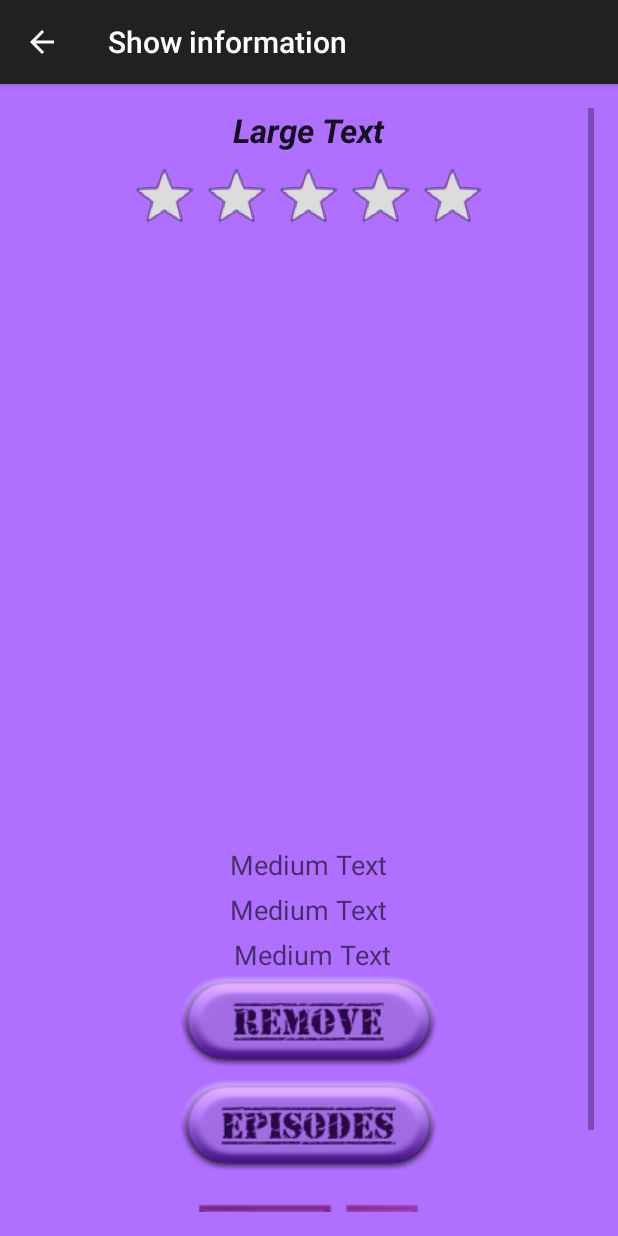
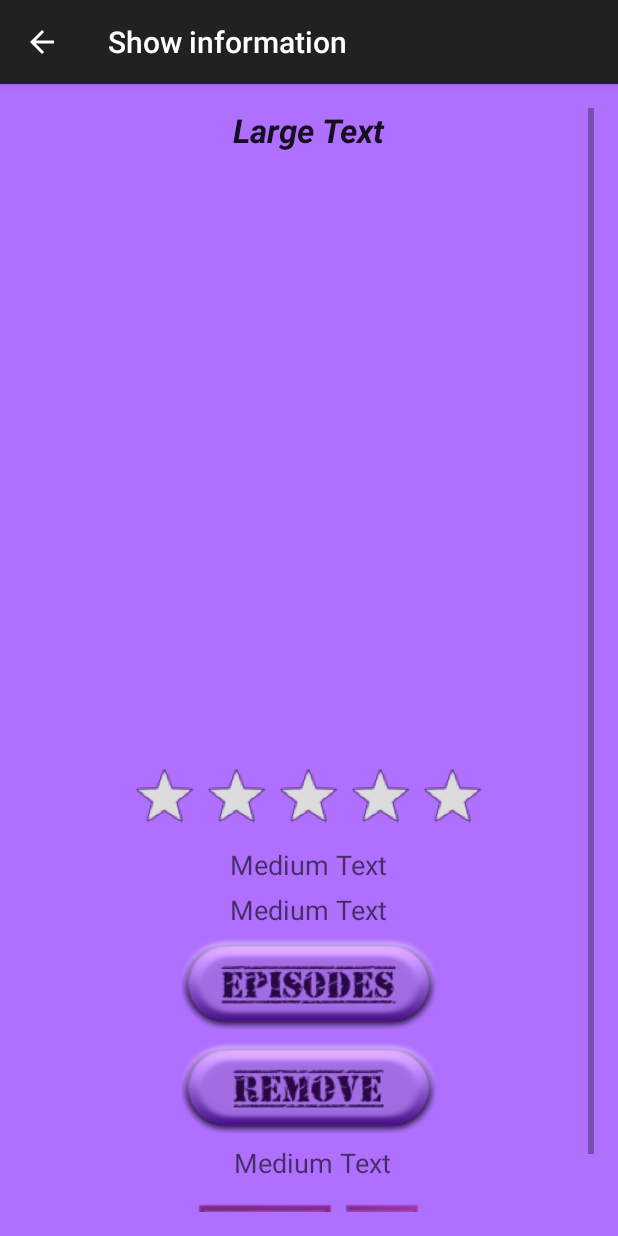
Before and after one commit to SS27/TvSeriesMM, an Android app: the ShowInfoActivity screen opened directly, with no data from a screen before it, on a phone screen of 412 x 824 dp. Run offline under Robolectric (Android 15) with nearby library versions, the phone set to English and light mode, and no system bars; our stand-ins replace Picasso; pictures from the network do not load; 7 statements that could not run were skipped.

Commit message:
Updating show info layouts.

```diff
--- a/app/src/main/res/layout-land/activity_show_info.xml
+++ b/app/src/main/res/layout-land/activity_show_info.xml
@@ -1,31 +1,24 @@
-<LinearLayout xmlns:android="http://schemas.android.com/apk/res/android"
+<ScrollView xmlns:android="http://schemas.android.com/apk/res/android"
     xmlns:tools="http://schemas.android.com/tools"
+    android:id="@+id/scrollView"
     android:layout_width="match_parent"
     android:layout_height="match_parent"
+    android:background="#B070FF"
+    android:paddingBottom="@dimen/activity_vertical_margin"
     android:paddingLeft="@dimen/activity_horizontal_margin"
     android:paddingRight="@dimen/activity_horizontal_margin"
     android:paddingTop="@dimen/activity_vertical_margin"
-    android:paddingBottom="@dimen/activity_vertical_margin"
-    android:orientation="vertical"
-    android:background="#B070FF"
     tools:context="com.spstanchev.tvseries.activities.ShowInfoActivity">
-
-
-    <ScrollView
-        android:layout_width="match_parent"
-        android:layout_height="match_parent"
-        android:id="@+id/scrollView"
-        android:layout_gravity="center_horizontal">
 
     <LinearLayout
         android:layout_width="match_parent"
-            android:orientation="vertical"
-            android:layout_height="match_parent">
+        android:layout_height="wrap_content"
+        android:orientation="vertical">
 
         <LinearLayout
             android:layout_width="wrap_content"
-                android:orientation="horizontal"
-                android:layout_height="wrap_content">
+            android:layout_height="wrap_content"
+            android:orientation="horizontal">
 
             <LinearLayout
                 android:layout_width="wrap_content"
@@ -33,37 +26,63 @@
                 android:orientation="vertical">
 
                 <ImageView
-                        android:layout_gravity="center_horizontal"
+                    android:id="@+id/imageViewLarge"
                     android:layout_width="150dp"
                     android:layout_height="220dp"
-                        android:id="@+id/imageViewLarge"
+                    android:layout_gravity="center_horizontal"
                     android:background="@drawable/tv_series" />
 
                 <RatingBar
+                    android:id="@+id/showInfoRating"
                     android:layout_width="wrap_content"
                     android:layout_height="wrap_content"
-                        android:id="@+id/showInfoRating"
-                        android:stepSize="0.5"
+                    android:layout_gravity="center_horizontal"
+                    android:isIndicator="true"
                     android:numStars="5"
-                        android:layout_gravity="center_horizontal"
                     android:progressDrawable="@xml/ratingbar_yellow"
-                        android:isIndicator="true" />
+                    android:stepSize="0.5" />
 
                 <TextView
+                    android:id="@+id/showInfoPremiered"
                     android:layout_width="wrap_content"
                     android:layout_height="wrap_content"
-                        android:textAppearance="?android:attr/textAppearanceMedium"
+                    android:layout_gravity="center_horizontal"
                     android:text="Medium Text"
-                        android:layout_gravity="center_horizontal"
-                        android:id="@+id/showInfoPremiered" />
+                    android:textAppearance="?android:attr/textAppearanceMedium" />
 
                 <TextView
+                    android:id="@+id/showInfoStatus"
                     android:layout_width="wrap_content"
                     android:layout_height="wrap_content"
+                    android:layout_gravity="center_horizontal"
+                    android:text="Medium Text"
                     android:textAppearance="?android:attr/textAppearanceMedium"
-                        android:text="Medium Text"
+                    android:layout_marginBottom="@dimen/margin_bottom_5dp"/>
+
+                <ImageButton
+                    android:id="@+id/imageButtonEpisodes"
+                    android:layout_width="wrap_content"
+                    android:layout_height="wrap_content"
                     android:layout_gravity="center_horizontal"
-                        android:id="@+id/showInfoStatus" />
+                    android:background="@drawable/custom_btn_episodes"
+                    android:layout_marginBottom="@dimen/margin_bottom_5dp"/>
+
+                <ImageButton
+                    android:id="@+id/imageButtonRemove"
+                    android:layout_width="wrap_content"
+                    android:layout_height="wrap_content"
+                    android:layout_gravity="center_horizontal"
+                    android:layout_weight="3"
+                    android:background="@drawable/custom_btn_remove_show_purple"
+                    android:layout_marginBottom="@dimen/margin_bottom_5dp"/>
+
+                <ImageButton
+                    android:id="@+id/imageButtonTvMaze"
+                    android:layout_width="wrap_content"
+                    android:layout_height="wrap_content"
+                    android:layout_gravity="center_horizontal"
+                    android:layout_weight="2"
+                    android:background="@drawable/custom_btn_tv_maze_purple" />
             </LinearLayout>
 
             <LinearLayout
@@ -73,66 +92,27 @@
 
 
                 <TextView
-                        android:layout_gravity="center_horizontal"
+                    android:id="@+id/showInfoName"
                     android:layout_width="wrap_content"
                     android:layout_height="wrap_content"
+                    android:layout_gravity="center_horizontal"
+                    android:text="Large Text"
                     android:textAppearance="?android:attr/textAppearanceLarge"
-                        android:text="Large Text"
-                        android:textStyle="bold"
-                        android:id="@+id/showInfoName" />
-
-
-                    <ScrollView
-                        android:layout_width="wrap_content"
-                        android:layout_height="280dp"
-                        android:paddingLeft="5dp"
-                        android:paddingRight="20dp">
+                    android:textStyle="bold" />
 
                 <TextView
+                    android:id="@+id/showInfoSummary"
                     android:layout_width="wrap_content"
                     android:layout_height="wrap_content"
-                            android:paddingLeft="5dp"
-                            android:textAppearance="?android:attr/textAppearanceMedium"
-                            android:paddingRight="5dp"
+                    android:layout_gravity="center_horizontal"
+                    android:paddingLeft="10dp"
+                    android:paddingRight="25dp"
                     android:text="Medium Text"
-                            android:layout_gravity="center_horizontal"
-                            android:id="@+id/showInfoSummary" />
-                    </ScrollView>
+                    android:textAppearance="?android:attr/textAppearanceMedium" />
+
             </LinearLayout>
         </LinearLayout>
 
-            <LinearLayout
-                android:layout_width="match_parent"
-                android:orientation="horizontal"
-                android:layout_height="wrap_content">
-
-
-                <ImageButton
-                    android:background="@drawable/custom_btn_tv_maze_purple"
-                    android:layout_width="wrap_content"
-                    android:layout_height="wrap_content"
-                    android:layout_gravity="left"
-                    android:layout_weight="2"
-                    android:id="@+id/imageButtonTvMaze"
-                    android:paddingRight="25dp" />
-
-                <ImageButton
-                    android:id="@+id/imageButtonEpisodes"
-                    android:layout_width="wrap_content"
-                    android:layout_height="wrap_content"
-                    android:layout_gravity="center_horizontal"
-                    android:background="@drawable/custom_btn_episodes" />
-
-                <ImageButton
-                    android:background="@drawable/custom_btn_remove_show_purple"
-                    android:layout_width="wrap_content"
-                    android:layout_height="wrap_content"
-                    android:id="@+id/imageButtonRemove"
-                    android:layout_weight="3"
-                    android:layout_gravity="right" />
     </LinearLayout>
 
-        </LinearLayout>
 </ScrollView>
-
-</LinearLayout>
--- a/app/src/main/res/layout/activity_show_info.xml
+++ b/app/src/main/res/layout/activity_show_info.xml
@@ -1,25 +1,18 @@
-<LinearLayout xmlns:android="http://schemas.android.com/apk/res/android"
+<ScrollView xmlns:android="http://schemas.android.com/apk/res/android"
     xmlns:tools="http://schemas.android.com/tools"
+    android:id="@+id/scrollView"
     android:layout_width="match_parent"
     android:layout_height="match_parent"
     android:background="#B070FF"
-    android:orientation="vertical"
     android:paddingBottom="@dimen/activity_vertical_margin"
     android:paddingLeft="@dimen/activity_horizontal_margin"
     android:paddingRight="@dimen/activity_horizontal_margin"
     android:paddingTop="@dimen/activity_vertical_margin"
     tools:context="com.spstanchev.tvseries.activities.ShowInfoActivity">
 
-
-    <ScrollView
-        android:id="@+id/scrollView"
-        android:layout_width="match_parent"
-        android:layout_height="match_parent"
-        android:layout_gravity="center_horizontal">
-
     <LinearLayout
         android:layout_width="match_parent"
-            android:layout_height="match_parent"
+        android:layout_height="wrap_content"
         android:orientation="vertical">
 
         <TextView
@@ -27,20 +20,10 @@
             android:layout_width="wrap_content"
             android:layout_height="wrap_content"
             android:layout_gravity="center_horizontal"
-                android:textStyle="bold|italic"
+            android:layout_marginBottom="@dimen/margin_bottom_5dp"
             android:text="Large Text"
             android:textAppearance="?android:attr/textAppearanceLarge"
-                android:layout_marginBottom="@dimen/margin_bottom_5dp"/>
-
-            <RatingBar
-                android:layout_width="wrap_content"
-                android:layout_height="wrap_content"
-                android:id="@+id/showInfoRating"
-                android:stepSize="0.5"
-                android:numStars="5"
-                android:layout_gravity="center_horizontal"
-                android:progressDrawable="@xml/ratingbar_yellow"
-                android:isIndicator="true" />
+            android:textStyle="bold|italic" />
 
         <ImageView
             android:id="@+id/imageViewLarge"
@@ -48,23 +31,49 @@
             android:layout_height="400dp"
             android:layout_gravity="center_horizontal" />
 
+        <RatingBar
+            android:id="@+id/showInfoRating"
+            android:layout_width="wrap_content"
+            android:layout_height="wrap_content"
+            android:layout_gravity="center_horizontal"
+            android:isIndicator="true"
+            android:numStars="5"
+            android:progressDrawable="@xml/ratingbar_yellow"
+            android:stepSize="0.5" />
+
         <TextView
             android:id="@+id/showInfoPremiered"
             android:layout_width="wrap_content"
             android:layout_height="wrap_content"
             android:layout_gravity="center_horizontal"
+            android:layout_marginBottom="@dimen/margin_bottom_5dp"
             android:text="Medium Text"
-                android:textAppearance="?android:attr/textAppearanceMedium"
-                android:layout_marginBottom="@dimen/margin_bottom_5dp"/>
+            android:textAppearance="?android:attr/textAppearanceMedium" />
 
         <TextView
             android:id="@+id/showInfoStatus"
             android:layout_width="wrap_content"
             android:layout_height="wrap_content"
             android:layout_gravity="center_horizontal"
+            android:layout_marginBottom="@dimen/margin_bottom_5dp"
             android:text="Medium Text"
-                android:textAppearance="?android:attr/textAppearanceMedium"
-                android:layout_marginBottom="@dimen/margin_bottom_5dp"/>
+            android:textAppearance="?android:attr/textAppearanceMedium" />
+
+        <ImageButton
+            android:id="@+id/imageButtonEpisodes"
+            android:layout_width="wrap_content"
+            android:layout_height="wrap_content"
+            android:layout_gravity="center_horizontal"
+            android:layout_marginBottom="@dimen/margin_bottom_5dp"
+            android:background="@drawable/custom_btn_episodes" />
+
+        <ImageButton
+            android:id="@+id/imageButtonRemove"
+            android:layout_width="wrap_content"
+            android:layout_height="wrap_content"
+            android:layout_gravity="center_horizontal"
+            android:layout_marginBottom="@dimen/margin_bottom_5dp"
+            android:background="@drawable/custom_btn_remove_show_purple" />
 
         <TextView
             android:id="@+id/showInfoSummary"
@@ -73,34 +82,16 @@
             android:layout_gravity="center_horizontal"
             android:paddingLeft="5dp"
             android:text="Medium Text"
-                android:textAppearance="?android:attr/textAppearanceMedium"/>
-
-            <ImageButton
-                android:id="@+id/imageButtonRemove"
-                android:layout_width="wrap_content"
-                android:layout_height="wrap_content"
-                android:layout_gravity="center_horizontal"
-                android:background="@drawable/custom_btn_remove_show_purple"
-                android:layout_marginBottom="@dimen/margin_bottom_5dp"/>
-
-            <ImageButton
-                android:id="@+id/imageButtonEpisodes"
-                android:layout_width="wrap_content"
-                android:layout_height="wrap_content"
-                android:layout_gravity="center_horizontal"
-                android:background="@drawable/custom_btn_episodes"
-                android:layout_marginBottom="@dimen/margin_bottom_5dp"/>
+            android:textAppearance="?android:attr/textAppearanceMedium" />
 
         <ImageButton
             android:id="@+id/imageButtonTvMaze"
             android:layout_width="wrap_content"
             android:layout_height="wrap_content"
             android:layout_gravity="center_horizontal"
-                android:background="@drawable/custom_btn_tv_maze_purple"
-                android:layout_marginBottom="@dimen/margin_bottom_5dp"/>
+            android:layout_marginBottom="@dimen/margin_bottom_5dp"
+            android:background="@drawable/custom_btn_tv_maze_purple" />
 
 
     </LinearLayout>
 </ScrollView>
-
-</LinearLayout>
```
Lines whose indentation alone changed are shown as unchanged.
